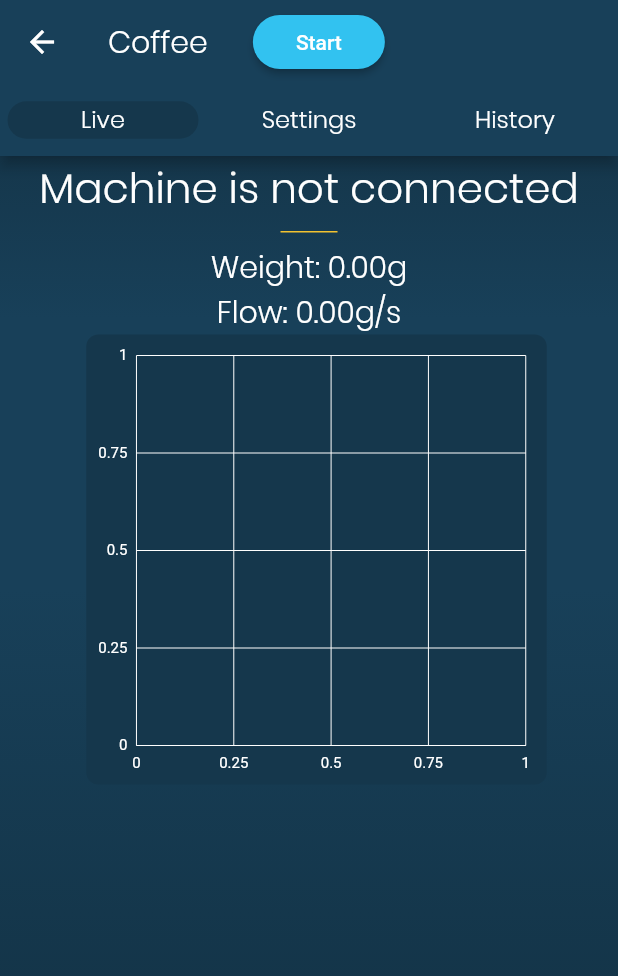
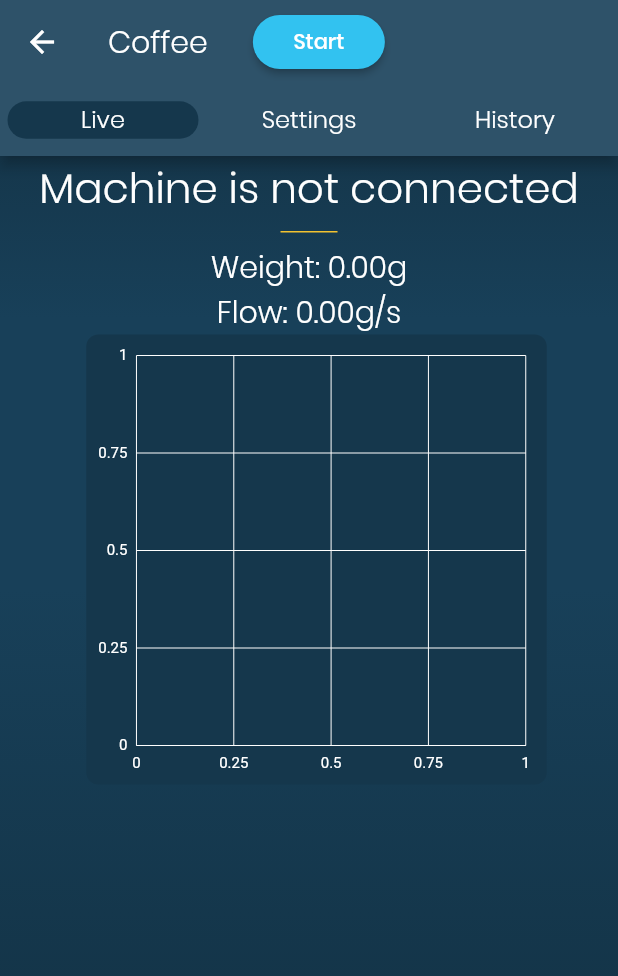
Before and after one commit to Mimoja/flupresso, a Flutter app: the screen it shows after launch, after a tap on "Espresso", on a phone screen of 412 x 824 dp. Shown: the top 976 px of the screen. Run offline on Flutter 3.47's test engine with Material 2 defaults, Android fonts, the phone set to English and light mode, and no system bars; our stand-ins replace bubble_tab_indicator, cached_network_image, charts_flutter, flutter_typeahead, get_it, shared_preferences and 1 more; missing offline and left inert: flutter_ble_lib; accounts and stored records are empty; network calls fail.

Commit message:
move to flu-theme

```diff
--- a/lib/main.dart
+++ b/lib/main.dart
@@ -3,8 +3,10 @@
 import 'package:flupresso/service_locator.dart';
 import 'package:flutter/material.dart';
 import 'package:flutter/services.dart';
+import 'package:provider/provider.dart';
 import 'ui/homepage.dart';
 import 'package:wakelock/wakelock.dart';
+import 'package:flupresso/ui/theme.dart';
 
 void main() {
   WidgetsFlutterBinding.ensureInitialized();
@@ -15,22 +17,23 @@
     log('Failed to set wakelock: ' + e.toString());
   }
 
-  runApp(MyApp());
+  runApp(MultiProvider(providers: [
+    ChangeNotifierProvider<FluTheme>(create: (_) => FluTheme()),
+  ], child: MyApp()));
 }
 
 class MyApp extends StatelessWidget {
-  MyApp(){
+  MyApp() {
     setupServices();
   }
 
-  // This widget is the root of your application.
   @override
   Widget build(BuildContext context) {
+    final theme = Provider.of<FluTheme>(context);
+
     return MaterialApp(
       title: 'Flupresso',
-      theme: ThemeData(
-        visualDensity: VisualDensity.adaptivePlatformDensity,
-      ),
+      theme: theme.themeData,
       home: HomePage(title: 'Flupresso'),
     );
   }
--- a/lib/model/profile.dart
+++ b/lib/model/profile.dart
@@ -18,7 +18,7 @@
   String name;
   int frameNumber;
   double temperature;
-  int duration;
+  double duration;
   ProfileTarget target;
 
   ProfileFrame(this.name, this.frameNumber, this.temperature, this.duration,
@@ -28,8 +28,8 @@
     return ProfileFrame(
       json['name'] as String,
       json['index'] as int,
-      json['temp'] as double,
-      json['duration'] as int,
+      double.parse(json['temp'].toString()),
+      double.parse(json['duration'].toString()),
       ProfileTarget.fromJson(json['target']),
     );
   }
@@ -63,7 +63,7 @@
 
   factory ProfileTarget.fromJson(dynamic json) {
     return ProfileTarget(
-      json['value'] as double,
+      double.parse(json['value'].toString()),
       _$enumDecode(_$ProfileType, json['type']),
       json['interpolate'] as bool,
     );
@@ -89,7 +89,7 @@
 
   factory ProfileTrigger.fromJson(dynamic json) {
     return ProfileTrigger(
-      json['value'] as double,
+      double.parse(json['value'].toString()),
       json['type'] as ProfileType,
       _$enumDecode(_$ProfileTriggerType, json['operator']),
     );
--- a/lib/model/services/state/profile_service.dart
+++ b/lib/model/services/state/profile_service.dart
@@ -13,7 +13,7 @@
       "name": "Infuse",
       "index": 0,
       "temp": 90.0,
-      "duration": 7,
+      "duration": 7.0,
       "target": {
         "value": 5.0,
         "type": "flow",
@@ -29,7 +29,7 @@
       "name": "Brew",
       "index": 1,
       "temp": 95.0,
-      "duration": 10,
+      "duration": 10.0,
       "target": {
         "value": 2.0,
         "type": "flow",
@@ -45,7 +45,7 @@
       "name": "Brew",
       "index": 2,
       "temp": 90.0,
-      "duration": 5,
+      "duration": 5.0,
       "target": {
         "value": 2.0,
         "type": "flow",
@@ -55,10 +55,10 @@
     {
       "name": "Brew",
       "index": 3,
-      "temp": 90.0,
+      "temp": 90,
       "duration": 2,
       "target": {
-        "value": 4.0,
+        "value": 4,
         "type": "flow",
         "interpolate": false
       }
@@ -67,7 +67,7 @@
       "name": "Brew",
       "index": 4,
       "temp": 90.0,
-      "duration": 10,
+      "duration": 10.0,
       "target": {
         "value": 2.0,
         "type": "flow",
--- a/lib/ui/homepage.dart
+++ b/lib/ui/homepage.dart
@@ -3,7 +3,9 @@
 import 'package:flupresso/service_locator.dart';
 import 'package:flupresso/ui/screens/coffee_screen.dart';
 import 'package:flupresso/ui/screens/water_screen.dart';
+import 'package:flupresso/ui/theme.dart';
 import 'package:flutter/material.dart';
+import 'package:provider/provider.dart';
 import 'theme.dart' as theme;
 
 class HomePage extends StatefulWidget {
@@ -34,16 +36,15 @@
     });
   }
 
-  Widget _buildButton(child, onpress) {
-    var color = theme.Colors.backgroundColor;
+  Widget _buildButton(FluTheme theme, child, onpress) {
     return Container(
         padding: EdgeInsets.all(10.0),
         child: FlatButton(
           onPressed: onpress,
-          color: color,
+          color: theme.backgroundColor,
           shape: RoundedRectangleBorder(
             borderRadius: BorderRadius.circular(19.0),
-            side: BorderSide(color: color),
+            side: BorderSide(color: theme.backgroundColor),
           ),
           child: Container(
             height: 50,
@@ -55,6 +56,8 @@
 
   @override
   Widget build(BuildContext context) {
+    var theme = Provider.of<FluTheme>(context);
+
     Widget coffee;
     var currentCoffee = coffeeSelection.currentCoffee;
     if (currentCoffee != null) {
@@ -64,14 +67,14 @@
         ),
         Text(
           currentCoffee.roaster,
-          style: theme.TextStyles.tabSecondary,
+          style: theme.tabSecondaryStyle,
         ),
         Spacer(
           flex: 1,
         ),
         Text(
           currentCoffee.name,
-          style: theme.TextStyles.tabSecondary,
+          style: theme.tabSecondaryStyle,
         ),
         Spacer(
           flex: 2,
@@ -80,7 +83,7 @@
     } else {
       coffee = Text(
         'No Coffee selected',
-        style: theme.TextStyles.tabSecondary,
+        style: theme.tabSecondaryStyle,
       );
     }
     Widget profile;
@@ -88,19 +91,19 @@
     if (currentProfile != null) {
       profile = Text(
         currentProfile.name,
-        style: theme.TextStyles.tabSecondary,
+        style: theme.tabSecondaryStyle,
       );
     } else {
       profile = Text(
         'No Profile selected',
-        style: theme.TextStyles.tabSecondary,
+        style: theme.tabSecondaryStyle,
       );
     }
 
     return Scaffold(
       body: Container(
         decoration: BoxDecoration(
-          gradient: theme.Colors.screenBackground,
+          gradient: theme.screenBackgroundGradient,
         ),
         child: Column(
           children: <Widget>[
@@ -111,7 +114,7 @@
                 child: Image(
               image: AssetImage('assets/decent.png'),
               height: 120,
-              color: theme.Colors.primaryColor,
+              color: theme.primaryColor,
             )),
             Spacer(
               flex: 3,
@@ -128,9 +131,10 @@
                 alignment: WrapAlignment.center,
                 children: [
                   _buildButton(
+                    theme,
                     Text(
                       'Espresso',
-                      style: theme.TextStyles.tabSecondary,
+                      style: theme.tabSecondaryStyle,
                     ),
                     () => Navigator.push(
                         context,
@@ -139,9 +143,10 @@
                         )),
                   ),
                   _buildButton(
+                    theme,
                     Text(
                       'Water / Steam / Flush',
-                      style: theme.TextStyles.tabSecondary,
+                      style: theme.tabSecondaryStyle,
                     ),
                     () => Navigator.push(
                       context,
@@ -151,9 +156,10 @@
                     ),
                   ),
                   _buildButton(
+                    theme,
                       Text(
                         'Settings',
-                        style: theme.TextStyles.tabSecondary,
+                        style: theme.tabSecondaryStyle,
                       ),
                       () => {}),
                 ],
--- a/lib/ui/screens/coffee_screen.dart
+++ b/lib/ui/screens/coffee_screen.dart
@@ -9,6 +9,9 @@
 import 'package:flupresso/ui/screens/machine_selection.dart';
 import 'package:flutter/material.dart';
 import 'package:flupresso/ui/theme.dart' as theme;
+import 'package:provider/provider.dart';
+
+import '../theme.dart';
 
 class CoffeeScreen extends StatefulWidget {
   @override
@@ -61,14 +64,14 @@
   List<ShotState> dataPoints = [];
   double baseTime;
 
-  List<charts.Series<ShotState, double>> _createData() {
+  List<charts.Series<ShotState, double>> _createData(FluTheme theme) {
     return [
       charts.Series<ShotState, double>(
         id: 'Pressure',
         domainFn: (ShotState point, _) => point.sampleTime,
         measureFn: (ShotState point, _) => point.groupPressure,
         colorFn: (_, __) =>
-            charts.ColorUtil.fromDartColor(theme.Colors.backgroundColor),
+            charts.ColorUtil.fromDartColor(theme.backgroundColor),
         strokeWidthPxFn: (_, __) => 3,
         data: dataPoints,
       ),
@@ -77,25 +80,25 @@
         domainFn: (ShotState point, _) => point.sampleTime,
         measureFn: (ShotState point, _) => point.groupFlow,
         colorFn: (_, __) =>
-            charts.ColorUtil.fromDartColor(theme.Colors.secondaryColor),
+            charts.ColorUtil.fromDartColor(theme.secondaryColor),
         strokeWidthPxFn: (_, __) => 3,
         data: dataPoints,
       ),
     ];
   }
 
-  Widget _buildGraph() {
+  Widget _buildGraph(FluTheme theme) {
     return Container(
       height: 300,
       margin: const EdgeInsets.only(left: 10.0),
       width: MediaQuery.of(context).size.width - 105,
       decoration: BoxDecoration(
-        color: theme.Colors.tabColor,
+        color: theme.tabColor,
         shape: BoxShape.rectangle,
         borderRadius: BorderRadius.circular(8.0),
       ),
       child: charts.LineChart(
-        _createData(),
+        _createData(theme),
         animate: true,
         behaviors: [
           // Define one domain and two measure annotations configured to render
@@ -113,11 +116,11 @@
             labelStyle: charts.TextStyleSpec(
                 fontSize: 10,
                 color:
-                    charts.ColorUtil.fromDartColor(theme.Colors.primaryColor)),
+                    charts.ColorUtil.fromDartColor(theme.primaryColor)),
             lineStyle: charts.LineStyleSpec(
                 thickness: 0,
                 color:
-                    charts.ColorUtil.fromDartColor(theme.Colors.primaryColor)),
+                    charts.ColorUtil.fromDartColor(theme.primaryColor)),
           ),
         ),
         domainAxis: charts.NumericAxisSpec(
@@ -125,76 +128,76 @@
             labelStyle: charts.TextStyleSpec(
                 fontSize: 10,
                 color:
-                    charts.ColorUtil.fromDartColor(theme.Colors.primaryColor)),
+                    charts.ColorUtil.fromDartColor(theme.primaryColor)),
             lineStyle: charts.LineStyleSpec(
                 thickness: 0,
                 color:
-                    charts.ColorUtil.fromDartColor(theme.Colors.primaryColor)),
+                    charts.ColorUtil.fromDartColor(theme.primaryColor)),
           ),
         ),
       ),
     );
   }
 
-  Widget _buildLiveInsights() {
+  Widget _buildLiveInsights(FluTheme theme) {
     Widget insights;
     if (machineService.state.shot != null) {
       insights = Column(
         children: [
           Row(
             children: [
-              Text('State: ', style: theme.TextStyles.tabSecondary),
+              Text('State: ', style: theme.tabSecondaryStyle),
               Text(
                   machineService.state.coffeeState
                       .toString()
                       .substring(12)
                       .toUpperCase(),
-                  style: theme.TextStyles.tabPrimary),
+                  style: theme.tabPrimaryStyle),
             ],
           ),
           Row(
             children: [
-              Text('Pressure: ', style: theme.TextStyles.tabSecondary),
+              Text('Pressure: ', style: theme.tabSecondaryStyle),
               Text(
                   machineService.state.shot.groupPressure.toStringAsFixed(1) +
                       ' bar',
-                  style: theme.TextStyles.tabPrimary),
+                  style: theme.tabPrimaryStyle),
             ],
           ),
           Row(
             children: [
-              Text('Flow: ', style: theme.TextStyles.tabSecondary),
+              Text('Flow: ', style: theme.tabSecondaryStyle),
               Text(
                   machineService.state.shot.groupFlow.toStringAsFixed(2) +
                       ' ml/s',
-                  style: theme.TextStyles.tabPrimary),
+                  style: theme.tabPrimaryStyle),
             ],
           ),
           Row(
             children: [
-              Text('Mix Temp: ', style: theme.TextStyles.tabSecondary),
+              Text('Mix Temp: ', style: theme.tabSecondaryStyle),
               Text(machineService.state.shot.mixTemp.toStringAsFixed(2) + ' °C',
-                  style: theme.TextStyles.tabPrimary),
+                  style: theme.tabPrimaryStyle),
             ],
           ),
           Row(
             children: [
-              Text('Head Temp: ', style: theme.TextStyles.tabSecondary),
+              Text('Head Temp: ', style: theme.tabSecondaryStyle),
               Text(
                   machineService.state.shot.headTemp.toStringAsFixed(2) + ' °C',
-                  style: theme.TextStyles.tabPrimary),
+                  style: theme.tabPrimaryStyle),
             ],
           ),
         ],
       );
     } else {
       insights =
-          Text('Machine is not connected', style: theme.TextStyles.tabPrimary);
+          Text('Machine is not connected', style: theme.tabPrimaryStyle);
     }
     return insights;
   }
 
-  Row _buildScaleInsight() {
+  Row _buildScaleInsight(FluTheme theme) {
     return Row(
       children: [
         Spacer(),
@@ -207,16 +210,16 @@
               children: <Widget>[
                 Row(
                   children: [
-                    Text('Weight: ', style: theme.TextStyles.tabSecondary),
+                    Text('Weight: ', style: theme.tabSecondaryStyle),
                     Text(snapshot.data.weight.toStringAsFixed(2) + 'g',
-                        style: theme.TextStyles.tabSecondary),
+                        style: theme.tabSecondaryStyle),
                   ],
                 ),
                 Row(
                   children: [
-                    Text('Flow: ', style: theme.TextStyles.tabSecondary),
+                    Text('Flow: ', style: theme.tabSecondaryStyle),
                     Text(snapshot.data.flow.toStringAsFixed(2) + 'g/s',
-                        style: theme.TextStyles.tabSecondary)
+                        style: theme.tabSecondaryStyle)
                   ],
                 ),
               ],
@@ -232,23 +235,25 @@
 
   @override
   Widget build(BuildContext context) {
+    var theme = Provider.of<FluTheme>(context);
+
     return DefaultTabController(
       length: 3,
       child: Scaffold(
         appBar: AppBar(
-          backgroundColor: theme.Colors.backgroundColor,
+          backgroundColor: theme.backgroundColor,
           title: Row(
             children: [
-              Text('Coffee', style: theme.TextStyles.tabSecondary),
+              Text('Coffee', style: theme.tabSecondaryStyle),
               Container(
                 width: 30,
               ),
               Flexible(
                 child: RaisedButton(
-                  textColor: theme.Colors.primaryColor,
+                  textColor: theme.primaryColor,
                   color: pressAttention
-                      ? theme.Colors.goodColor
-                      : theme.Colors.badColor,
+                      ? theme.goodColor
+                      : theme.badColor,
                   onPressed: () =>
                       setState(() => pressAttention = !pressAttention),
                   child: pressAttention ? Text('Start') : Text('Stop'),
@@ -263,26 +268,26 @@
             indicatorSize: TabBarIndicatorSize.tab,
             indicator: BubbleTabIndicator(
               indicatorHeight: 25.0,
-              indicatorColor: theme.Colors.tabColor,
+              indicatorColor: theme.tabColor,
               tabBarIndicatorSize: TabBarIndicatorSize.tab,
             ),
             tabs: [
               Tab(
                 child: Text(
                   'Live',
-                  style: theme.TextStyles.tabLabel,
+                  style: theme.tabLabelStyle,
                 ),
               ),
               Tab(
                 child: Text(
                   'Settings',
-                  style: theme.TextStyles.tabLabel,
+                  style: theme.tabLabelStyle,
                 ),
               ),
               Tab(
                 child: Text(
                   'History',
-                  style: theme.TextStyles.tabLabel,
+                  style: theme.tabLabelStyle,
                 ),
               ),
             ],
@@ -292,26 +297,26 @@
           children: [
             Container(
               decoration: BoxDecoration(
-                gradient: theme.Colors.screenBackground,
+                gradient: theme.screenBackgroundGradient,
               ),
               child: Column(
                 children: <Widget>[
-                  _buildLiveInsights(),
-                  theme.Helper.horizontalBorder(),
-                  _buildScaleInsight(),
-                  _buildGraph(),
+                  _buildLiveInsights(theme),
+                  theme.buildHorizontalBorder(),
+                  _buildScaleInsight(theme),
+                  _buildGraph(theme),
                 ],
               ),
             ),
             Container(
               decoration: BoxDecoration(
-                gradient: theme.Colors.screenBackground,
+                gradient: theme.screenBackgroundGradient,
               ),
               child: CoffeeSelectionTab(),
             ),
             Container(
               decoration: BoxDecoration(
-                gradient: theme.Colors.screenBackground,
+                gradient: theme.screenBackgroundGradient,
               ),
               child: MachineSelectionTab(),
             ),
--- a/lib/ui/theme.dart
+++ b/lib/ui/theme.dart
@@ -1,88 +1,87 @@
 import 'package:flutter/material.dart';
 
-class Colors {
-  const Colors();
+class FluTheme extends ChangeNotifier {
+  var primaryColor = Color(0xFFFFFFFF);
+  var secondaryColor = Color(0xFFF2C230);
+  var backgroundColor = Color(0xFF184059);
+  var tabImageBorder = Color(0xFFFFFFFF);
+  var goodColor = Color(0xFF32C2F0);
+  var badColor = Color(0xFFF28030);
 
-  static const Color primaryColor = Color(0xFFFFFFFF); //Color(0xFFFFFFFF);
-  static const Color secondaryColor = Color(0xFFF2C230);
-  static const Color goodColor = Color(0xFF32C2F0);
-  static const Color badColor = Color(0xFFF28030);
+  Color tabColor;
+  LinearGradient screenBackgroundGradient;
+  TextStyle tabPrimaryStyle;
+  TextStyle tabSecondaryStyle;
+  TextStyle tabTertiaryStyle;
+  TextStyle tabLabelStyle;
 
-  static const Color backgroundColor = Color(0xFF184059); //0xFFFF4580
-  static const Color tabImageBorder = Color(0xFFFFFFFF); // 0xFFFFD2CF
-  static final Color tabImageShadowColor =
-      HSLColor.fromColor(backgroundColor).withLightness(0.7).toColor();
-  static final Color tabShadowColor =
-      HSLColor.fromColor(backgroundColor).withLightness(1).toColor();
+  FluTheme() {
+    var value = HSVColor.fromColor(backgroundColor).value;
+    var top = HSVColor.fromColor(backgroundColor).withValue(value - .05).toColor();
+    var bottom = HSVColor.fromColor(backgroundColor).withValue(value - .1).toColor();
 
-  static final Color tabColor =
-      HSVColor.fromColor(backgroundColor).withValue(_value - .05).toColor();
-
-  static final _value = HSVColor.fromColor(backgroundColor).value;
-  static final _top =
-      HSVColor.fromColor(backgroundColor).withValue(_value - .05).toColor();
-  static final _bottom =
-      HSVColor.fromColor(backgroundColor).withValue(_value - .1).toColor();
-
-  static final screenBackground = LinearGradient(
+    // generate tab and background from our background color
+    tabColor = HSVColor.fromColor(backgroundColor).withValue(value - .05).toColor();
+    screenBackgroundGradient = LinearGradient(
       colors: [
-      _top,
+        top,
         backgroundColor,
         backgroundColor,
-      _bottom,
+        bottom,
       ],
       begin: Alignment.topCenter,
       end: Alignment.bottomCenter,
       stops: [0.0, 0.15, 0.4, 1.0],
       tileMode: TileMode.clamp,
     );
+
+    tabPrimaryStyle =
+        TextStyle(color: primaryColor, fontFamily: 'Poppins', fontWeight: FontWeight.w300, fontSize: 28.0);
+    tabSecondaryStyle =
+        TextStyle(color: primaryColor, fontFamily: 'Poppins', fontWeight: FontWeight.w300, fontSize: 20.0);
+    tabTertiaryStyle =
+        TextStyle(color: primaryColor, fontFamily: 'Poppins', fontWeight: FontWeight.w300, fontSize: 16.0);
+    tabLabelStyle = TextStyle(color: primaryColor, fontFamily: 'Poppins', fontWeight: FontWeight.w300, fontSize: 16.0);
   }
 
-class Dimens {
-  const Dimens();
+  // TODO: if we want to change theme dynamically, implement set() methods and use
+  // ChangeNotifier.notifyListeners()
 
-  static const imageWidth = 100.0;
-  static const imageHeight = 100.0;
-
-  static const buttonWidth = 60.0;
-  static const buttonHeight = 60.0;
-}
-
-class TextStyles {
-  const TextStyles();
-
-  static const TextStyle tabPrimary = TextStyle(
-      color: Colors.primaryColor,
-      fontFamily: 'Poppins',
-      fontWeight: FontWeight.w300,
-      fontSize: 28.0);
-
-  static const TextStyle tabSecondary = TextStyle(
-      color: Colors.primaryColor,
-      fontFamily: 'Poppins',
-      fontWeight: FontWeight.w300,
-      fontSize: 20.0);
-
-  static const TextStyle tabTertiary = TextStyle(
-      color: Colors.primaryColor,
-      fontFamily: 'Poppins',
-      fontWeight: FontWeight.w300,
-      fontSize: 16.0);
-
-  static const TextStyle tabLabel = TextStyle(
-      color: Colors.primaryColor,
-      fontFamily: 'Poppins',
-      fontWeight: FontWeight.w300,
-      fontSize: 16.0);
-}
-
-class Helper {
-  static Widget horizontalBorder() {
+  Widget buildHorizontalBorder() {
     return Container(
-      color: Colors.secondaryColor,
+      color: secondaryColor,
       width: 38.0,
       height: 1.0,
       margin: const EdgeInsets.symmetric(vertical: 8.0),
     );
   }
+
+  // generates a ThemeData usable by Material based on our own primary and secondary colors
+  ThemeData get themeData {
+    var txtTheme = ThemeData.dark().textTheme.apply(fontFamily: 'Poppins');
+    var txtColor = txtTheme.bodyText1.color;
+    var colorScheme = ColorScheme(
+        brightness: Brightness.dark,
+        primary: primaryColor,
+        primaryVariant: primaryColor,
+        secondary: secondaryColor,
+        secondaryVariant: secondaryColor,
+        background: backgroundColor,
+        surface: backgroundColor,
+        onBackground: txtColor,
+        onSurface: txtColor,
+        onError: primaryColor,
+        onPrimary: primaryColor,
+        onSecondary: primaryColor,
+        error: badColor);
+
+    var t = ThemeData.from(textTheme: txtTheme, colorScheme: colorScheme).copyWith(
+        visualDensity: VisualDensity.adaptivePlatformDensity,
+        buttonColor: primaryColor,
+        cursorColor: primaryColor,
+        highlightColor: primaryColor,
+        toggleableActiveColor: primaryColor);
+
+    return t;
   }
+}
```
Also changed, not shown: lib/ui/screens/coffee_selection.dart (+16 -10 lines), lib/ui/screens/machine_selection.dart (+10 -5 lines), lib/ui/screens/water_screen.dart (+58 -53 lines), 1 other file. Lines whose indentation alone changed are shown as unchanged.
